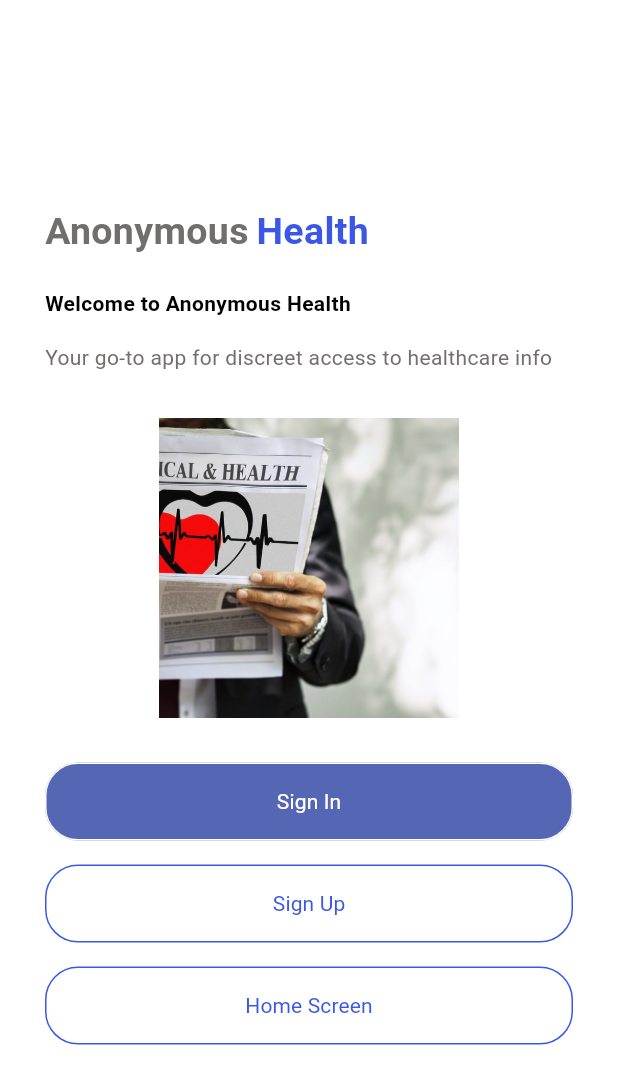
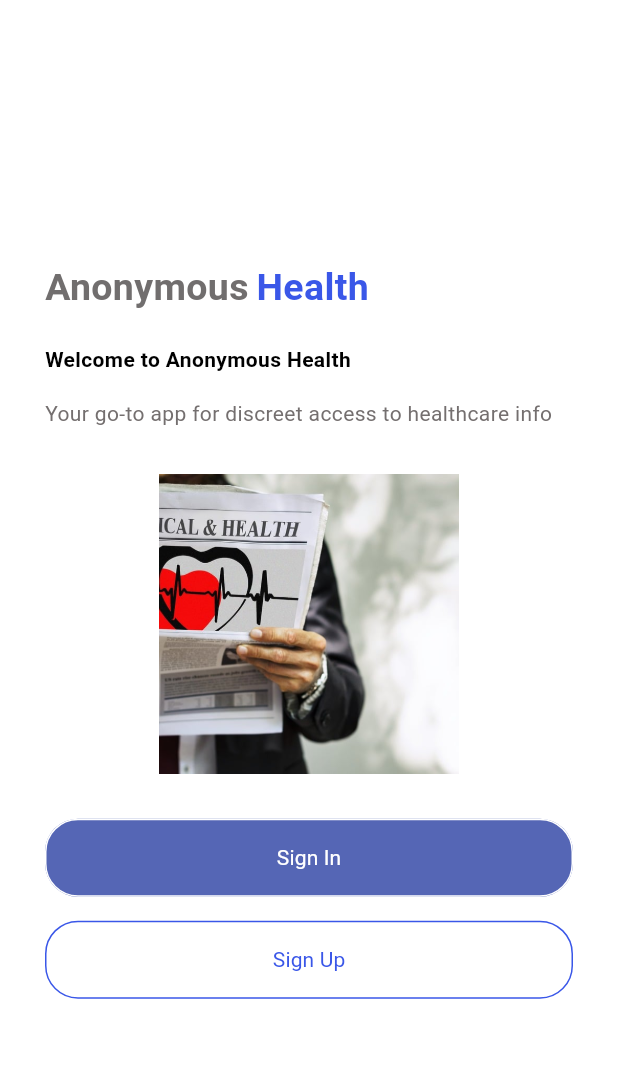
Before and after one commit to Naftalbosire/anonymous_health, a Flutter app: the screen it shows after launch, on a phone screen of 412 x 824 dp. Shown: the top 1084 px of the screen. Run offline on Flutter 3.47's test engine with Material 3 defaults, Android fonts, the phone set to English and light mode, and no system bars; our stand-ins replace audioplayers, jwt_decoder, shared_preferences, socket_io_client; missing offline and left inert: dart_jsonwebtoken.

Commit message:
removed button from welcome screen

```diff
--- a/frontend/lib/screens/home/welcome_screen.dart
+++ b/frontend/lib/screens/home/welcome_screen.dart
@@ -1,9 +1,6 @@
 import 'package:flutter/material.dart';
 import 'package:frontend/screens/auth/login_screen.dart';
 import 'package:frontend/screens/auth/registration_screen.dart';
-// import 'package:health_app/screens/home_screen.dart';
-// import 'login_screen.dart'; // Import the LoginScreen
-// import 'registration_screen.dart'; // Import the RegistrationScreen
 
 class WelcomeScreen extends StatelessWidget {
   const WelcomeScreen({super.key});
@@ -139,36 +136,6 @@ class WelcomeScreen extends StatelessWidget {
                     ),
                   ),
                 ),
-                Padding(
-                  padding: const EdgeInsets.fromLTRB(0, 0, 0, 16),
-                  child: MaterialButton(
-                    onPressed: () {
-                      // Navigate to RegistrationScreen
-                      // Navigator.push(
-                      //   context,
-                      //   MaterialPageRoute(builder: (context) => HomeScreen()),
-                      // );
-                    },
-                    color: const Color(0xffffffff),
-                    elevation: 0,
-                    shape: RoundedRectangleBorder(
-                      borderRadius: BorderRadius.circular(22.0),
-                      side:
-                          const BorderSide(color: Color(0xff3a57e8), width: 1),
-                    ),
-                    padding: const EdgeInsets.all(16),
-                    textColor: const Color(0xff3a57e8),
-                    height: 45,
-                    minWidth: MediaQuery.of(context).size.width,
-                    child: const Text(
-                      "Home Screen",
-                      style: TextStyle(
-                        fontSize: 14,
-                        fontWeight: FontWeight.w400,
-                      ),
-                    ),
-                  ),
-                ),
               ],
             ),
           ),
```
